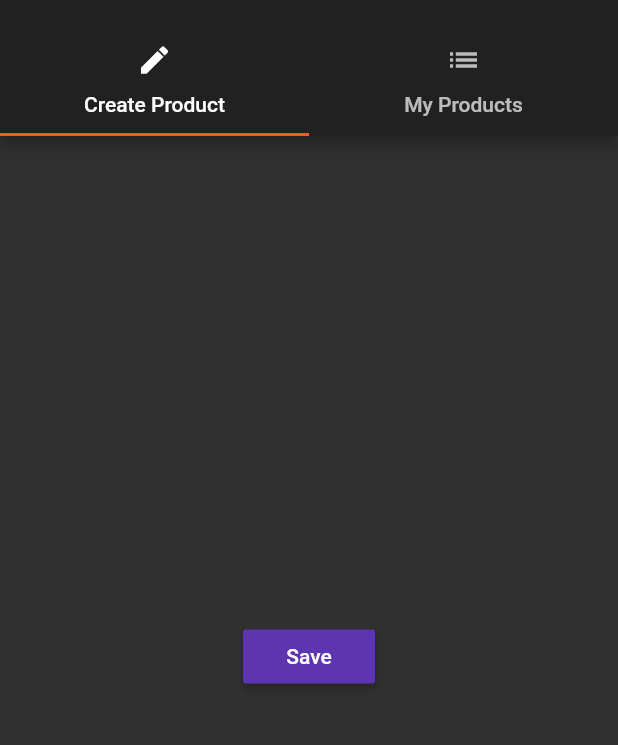
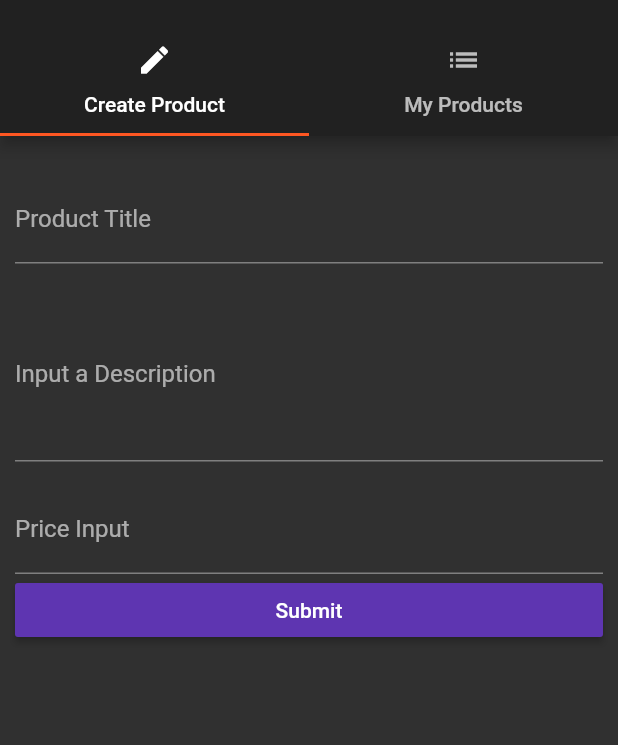
Before and after one commit to Sigkar/First_Flutter_Application, a Flutter app: the ProductAdminPage screen opened by its route, on a phone screen of 412 x 824 dp, the part 59-804 px from its top. Run offline on Flutter 3.47's test engine with Material 2 defaults, Android fonts, the phone set to English and light mode, and no system bars.

Commit message:
Borked up commit

```diff
--- a/lib/main.dart
+++ b/lib/main.dart
@@ -1,10 +1,10 @@
 import 'package:flutter/material.dart';
 //import 'package:flutter/rendering.dart';
-import 'pages/auth.dart';
+// import 'package:initial_flutter_project/pages/auth.dart';
 
-import 'pages/products_admin.dart';
-import 'pages/discovery.dart';
-import 'pages/product.dart';
+import 'package:initial_flutter_project/pages/products_admin.dart';
+import 'package:initial_flutter_project/pages/discovery.dart';
+import 'package:initial_flutter_project/pages/product.dart';
 
 void main() {
   //UI Debugging Options
@@ -24,20 +24,19 @@ class CreateWidget extends StatefulWidget {
 }
 
 class _CreateWidgetState extends State<CreateWidget> {
-  List<Map<String, String>> _products = [];
+  List<Map<String, dynamic>> _products = [];
 
-  void _addProduct(Map<String, String> product){
-    setState((){
+  void _addProduct(Map<String, dynamic> product) {
+    setState(() {
       _products.add(product);
     });
   }
 
-  void _deleteProduct(int index){
-    setState((){
+  void _deleteProduct(int index) {
+    setState(() {
       _products.removeAt(index);
     });
   }
-
 
   @override
   Widget build(BuildContext context) {
@@ -54,8 +53,8 @@ class _CreateWidgetState extends State<CreateWidget> {
         routes: {
           //generates named routes
           '/': (BuildContext context) =>
-              DiscoveryPage(_products, _addProduct, _deleteProduct),
-          '/productadmin': (BuildContext context) => ProductAdminPage(),
+              DiscoveryPage(_products),
+          '/productadmin': (BuildContext context) => ProductAdminPage(_addProduct, _deleteProduct),
         },
         onGenerateRoute: (RouteSettings settings) {
           // Every time we load a route it will break this up.
@@ -71,18 +70,19 @@ class _CreateWidgetState extends State<CreateWidget> {
           if (pathElements[1] == "product") {
             final int index = int.parse(pathElements[2]);
             return MaterialPageRoute<bool>(
-                builder: (BuildContext context) => ProductPage(
-                    _products[index]['title'], _products[index]['image']),
-                  ); // MaterialPageRoute
+              builder: (BuildContext context) => ProductPage(
+                  _products[index]['title'], _products[index]['image']),
+            ); // MaterialPageRoute
           } // If we're on Products
           return null; //Default
         }, // onGenerateRoute
-        onUnknownRoute: (RouteSettings settings){
+        onUnknownRoute: (RouteSettings settings) {
           return MaterialPageRoute(
-            builder: (BuildContext context) => DiscoveryPage(_products, _addProduct, _deleteProduct),
+            builder: (BuildContext context) =>
+                DiscoveryPage(_products),
           ); // Material Page Route
         } // On Unknown Route
 
-      ); // Material App
+        ); // Material App
   }
 }
--- a/lib/pages/auth.dart
+++ b/lib/pages/auth.dart
@@ -1,5 +1,5 @@
 import 'package:flutter/material.dart';
-import './discovery.dart';
+
 // import ''
 
 class AuthPage extends StatelessWidget{
--- a/lib/pages/products_admin.dart
+++ b/lib/pages/products_admin.dart
@@ -1,10 +1,12 @@
 import 'package:flutter/material.dart';
-import './discovery.dart';
 
-import '../products/product_create.dart';
-import '../products/product_list.dart';
+import 'package:initial_flutter_project/products/product_create.dart';
+import 'package:initial_flutter_project/products/product_list.dart';
 
 class ProductAdminPage extends StatelessWidget {
+  final Function deleteProduct;
+  final Function addProduct;
+  ProductAdminPage(this.deleteProduct, this.addProduct);
   @override
   Widget build(BuildContext context) {
     return DefaultTabController(
@@ -46,7 +48,7 @@ class ProductAdminPage extends StatelessWidget {
         body: TabBarView(
           children: <Widget>[
             // Has to equal the number of tabs
-            ProductCreatePage(),
+            ProductCreatePage(addProduct),
             ProductListPage(),
           ],
         ),
--- a/lib/products/product_create.dart
+++ b/lib/products/product_create.dart
@@ -1,20 +1,77 @@
 import 'package:flutter/material.dart';
 
-class ProductCreatePage extends StatelessWidget {
+class ProductCreatePage extends StatefulWidget {
+  final Function addProduct;
+
+  ProductCreatePage(this.addProduct);
+
+  @override
+  State<StatefulWidget> createState() {
+    return _ProductCreatePageState();
+  }
+}
+
+class _ProductCreatePageState extends State<ProductCreatePage> {
+
+  String ttlVal = "";
+  String dscVal = "";
+  double prcVal = 0.0;
   @override
   Widget build(BuildContext context) {
-    return Center(
-      child: RaisedButton(
-          child: Text("Save"),
-          onPressed: () {
-            showModalBottomSheet(
-                context: context,
-                builder: (BuildContext context) {
-                  return Center(
-                    child: Text("This is a Modal"),
-                  );
-                });
-          }),
-    );
-  }
+    return Container(
+      margin: EdgeInsets.all(10.0),
+      child: ListView(
+        children: <Widget>[
+          // OonChanged runs on every keystroke.
+          Text(""),
+          TextField(
+            decoration: InputDecoration(
+              labelText: 'Product Title',
+            ),
+            onChanged: (String title) {
+              setState(() {
+                ttlVal = title;
+              }); // SetState
+            }, // On Changed Function (String Input)
+          ), // Text Field
+          Text(""),
+          TextField(
+            maxLines: 4,
+            decoration: InputDecoration(
+              labelText: 'Input a Description',
+            ),
+            onChanged: (String description) {
+              setState(() {
+                dscVal = description;
+              }); // SetState
+            }, // On Changed Function (String Input)
+          ), // Text Field
+          Text(""),
+          TextField(
+            keyboardType: TextInputType.number,
+            decoration: InputDecoration(
+              labelText: 'Price Input',
+            ),
+            onChanged: (String price) {
+              setState(() {
+                prcVal = double.parse(price);
+              }); // SetState
+            }, // On Changed Function (String Input)
+          ), // Text Field
+
+          RaisedButton(
+            child: Text("Submit"),
+            onPressed: ((){
+              final Map<String, dynamic> product = {
+                'title': ttlVal,
+                'description': dscVal,
+                'price': prcVal
+              };
+              widget.addProduct(product);
+            }),
+          ),
+        ], // Children Widget
+      ),
+    ); // Column
+  } // Build Widget
 }
```
Also changed, not shown: lib/pages/discovery.dart (+7 -7 lines), lib/pages/product.dart (+4 -17 lines), lib/products/product_control.dart (deleted, +0 -22 lines), lib/products/product_manager.dart (+7 -11 lines), lib/products/products.dart (+3 -8 lines).
